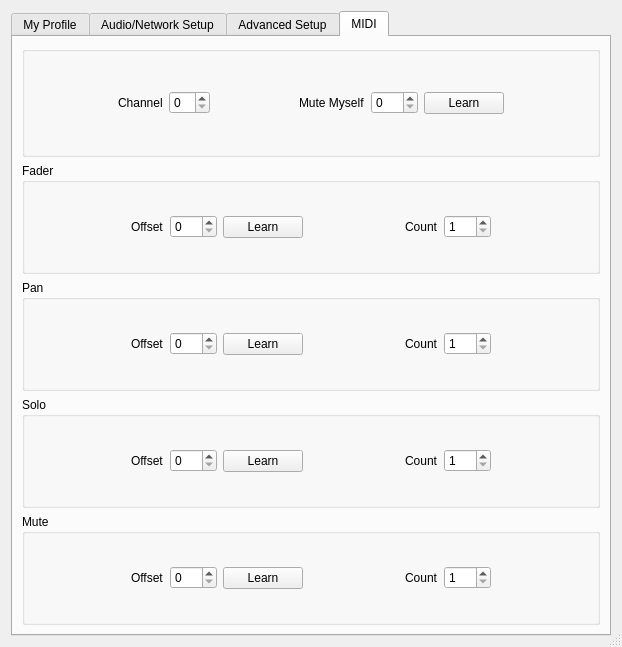
This is src/clientsettingsdlgbase.ui in ignotus666/jamulus as Qt 5 draws it before an edit. The edited form follows.
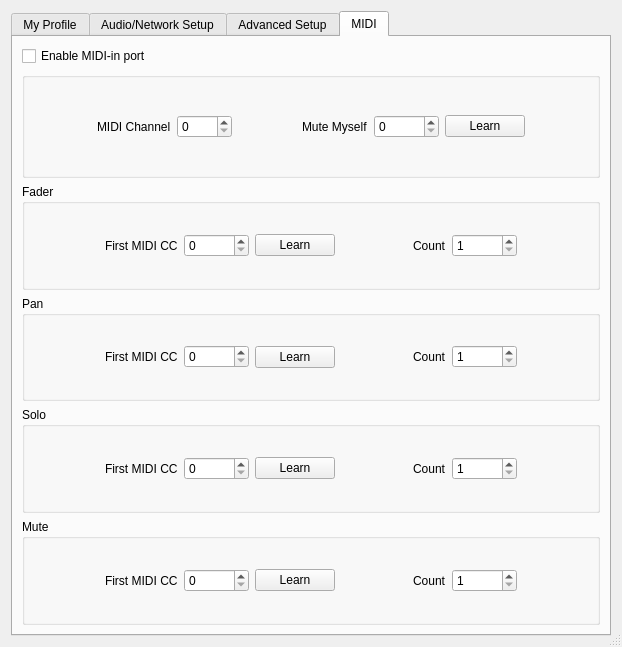
This is the edited form. Icons and pictures are not drawn. Custom widgets are drawn as their Qt base class.

Commit message: Add runtime MIDI in port toggle, remove pClient guards

```diff
--- a/src/clientsettingsdlgbase.ui
+++ b/src/clientsettingsdlgbase.ui
@@ -1341,6 +1341,13 @@
        <string>MIDI</string>
       </attribute>
       <layout class="QVBoxLayout" name="verticalLayout_19">
+       <item>
+        <widget class="QCheckBox" name="chbUseMIDIController">
+         <property name="text">
+          <string>Enable MIDI-in port</string>
+         </property>
+        </widget>
+       </item>
        <item>
         <layout class="QVBoxLayout" name="verticalLayout_17">
          <item>
@@ -1377,12 +1384,18 @@
                </font>
               </property>
               <property name="text">
-               <string>Channel</string>
+               <string>MIDI Channel</string>
               </property>
              </widget>
             </item>
             <item>
              <widget class="QSpinBox" name="spnChannel">
+              <property name="minimumSize">
+               <size>
+                <width>55</width>
+                <height>0</height>
+               </size>
+              </property>
               <property name="font">
                <font>
                 <weight>50</weight>
@@ -1422,6 +1435,12 @@
             </item>
             <item>
              <widget class="QSpinBox" name="spnMuteMyself">
+              <property name="minimumSize">
+               <size>
+                <width>65</width>
+                <height>0</height>
+               </size>
+              </property>
               <property name="font">
                <font>
                 <weight>50</weight>
@@ -1499,12 +1518,18 @@
                </font>
               </property>
               <property name="text">
-               <string>Offset</string>
+               <string>First MIDI CC</string>
               </property>
              </widget>
             </item>
             <item>
              <widget class="QSpinBox" name="spnFaderOffset">
+              <property name="minimumSize">
+               <size>
+                <width>65</width>
+                <height>0</height>
+               </size>
+              </property>
               <property name="font">
                <font>
                 <weight>50</weight>
@@ -1560,6 +1585,12 @@
             </item>
             <item>
              <widget class="QSpinBox" name="spnFaderCount">
+              <property name="minimumSize">
+               <size>
+                <width>65</width>
+                <height>0</height>
+               </size>
+              </property>
               <property name="font">
                <font>
                 <weight>50</weight>
@@ -1624,12 +1655,18 @@
                </font>
               </property>
               <property name="text">
-               <string>Offset</string>
+               <string>First MIDI CC</string>
               </property>
              </widget>
             </item>
             <item>
              <widget class="QSpinBox" name="spnPanOffset">
+              <property name="minimumSize">
+               <size>
+                <width>65</width>
+                <height>0</height>
+               </size>
+              </property>
               <property name="font">
                <font>
                 <weight>50</weight>
@@ -1685,6 +1722,12 @@
             </item>
             <item>
              <widget class="QSpinBox" name="spnPanCount">
+              <property name="minimumSize">
+               <size>
+                <width>65</width>
+                <height>0</height>
+               </size>
+              </property>
               <property name="font">
                <font>
                 <weight>50</weight>
@@ -1749,12 +1792,18 @@
                </font>
               </property>
               <property name="text">
-               <string>Offset</string>
+               <string>First MIDI CC</string>
               </property>
              </widget>
             </item>
             <item>
              <widget class="QSpinBox" name="spnSoloOffset">
+              <property name="minimumSize">
+               <size>
+                <width>65</width>
+                <height>0</height>
+               </size>
+              </property>
               <property name="font">
                <font>
                 <weight>50</weight>
@@ -1810,6 +1859,12 @@
             </item>
             <item>
              <widget class="QSpinBox" name="spnSoloCount">
+              <property name="minimumSize">
+               <size>
+                <width>65</width>
+                <height>0</height>
+               </size>
+              </property>
               <property name="font">
                <font>
                 <weight>50</weight>
@@ -1874,12 +1929,18 @@
                </font>
               </property>
               <property name="text">
-               <string>Offset</string>
+               <string>First MIDI CC</string>
               </property>
              </widget>
             </item>
             <item>
              <widget class="QSpinBox" name="spnMuteOffset">
+              <property name="minimumSize">
+               <size>
+                <width>65</width>
+                <height>0</height>
+               </size>
+              </property>
               <property name="font">
                <font>
                 <weight>50</weight>
@@ -1935,6 +1996,12 @@
             </item>
             <item>
              <widget class="QSpinBox" name="spnMuteCount">
+              <property name="minimumSize">
+               <size>
+                <width>65</width>
+                <height>0</height>
+               </size>
+              </property>
               <property name="font">
                <font>
                 <weight>50</weight>
```
The commit also changes 22 other files.
